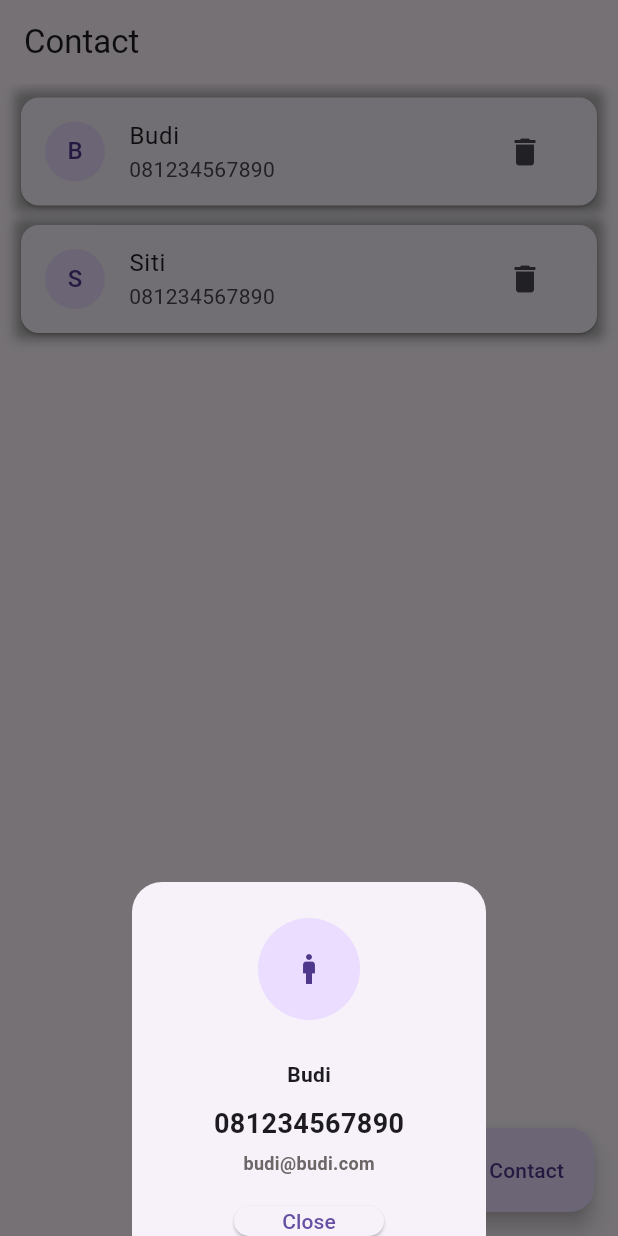
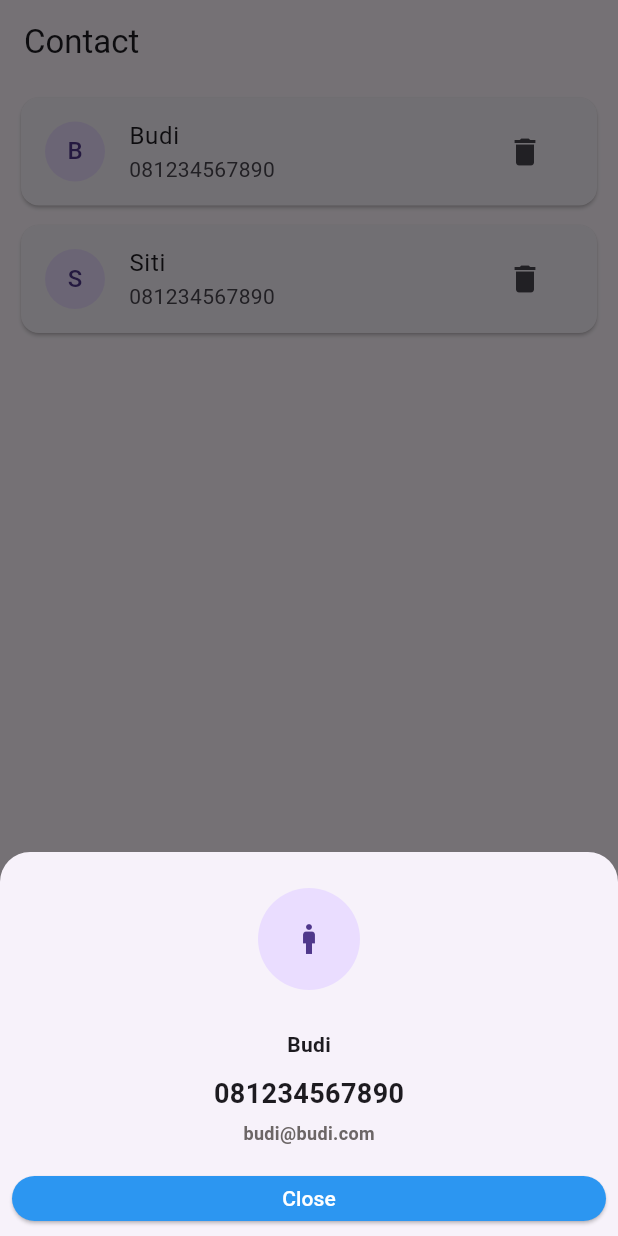
Before and after one commit to rizkifa4/contact, a Flutter app: the screen it shows after launch, after a tap on an icon or button, on a phone screen of 412 x 824 dp. Run offline on Flutter 3.47's test engine with Material 3 defaults, Android fonts, the phone set to English and light mode, and no system bars.

Commit message:
no komen

```diff
--- a/lib/main.dart
+++ b/lib/main.dart
@@ -15,9 +15,6 @@ class MyApp extends StatelessWidget {
     return MaterialApp(
       debugShowCheckedModeBanner: false,
       title: 'Contact App',
-      theme: ThemeData(
-        primarySwatch: Colors.blue,
-      ),
       initialRoute: '/',
       routes: {
         '/': (context) => const MyContact(),
@@ -46,6 +43,7 @@ class _MyContactState extends State<MyContact> {
     return Scaffold(
       appBar: AppBar(
         title: const Text('Contact'),
+        // backgroundColor: Color(0xFF2C96F1),
       ),
       body: contactData.isEmpty
           ? const EmptyContact()
@@ -55,14 +53,19 @@ class _MyContactState extends State<MyContact> {
                 final contact = contactData.elementAt(index);
                 return Container(
                   margin: const EdgeInsets.only(top: 5, left: 10, right: 10),
-                  decoration: BoxDecoration(boxShadow: [
-                    BoxShadow(
-                      color: Colors.grey.withOpacity(0.8),
-                      spreadRadius: 0.5,
-                      blurRadius: 5,
-                      offset: const Offset(0, 0),
-                    )
-                  ], borderRadius: const BorderRadius.all(Radius.circular(5))),
+                  decoration: const BoxDecoration(
+                    // boxShadow: [
+                    //   BoxShadow(
+                    //     color: Colors.grey.withOpacity(0.8),
+                    //     spreadRadius: 0.5,
+                    //     blurRadius: 5,
+                    //     offset: const Offset(0, 0),
+                    //   )
+                    // ],
+                    borderRadius: BorderRadius.all(
+                      Radius.circular(5),
+                    ),
+                  ),
                   child: Card(
                     child: ListTile(
                       leading: CircleAvatar(
@@ -113,8 +116,8 @@ class _MyContactState extends State<MyContact> {
                             return Padding(
                               padding: const EdgeInsets.all(8.0),
                               child: SizedBox(
-                                height: 220,
-                                width: 220,
+                                height: 240,
+                                width: double.infinity,
                                 child: Column(
                                   children: [
                                     Container(
@@ -157,12 +160,17 @@ class _MyContactState extends State<MyContact> {
                                     ),
                                     const SizedBox(height: 20),
                                     SizedBox(
-                                      height: 20,
-                                      width: 100,
+                                      height: 30,
+                                      width: double.infinity,
                                       child: ElevatedButton(
                                         onPressed: () {
                                           Navigator.pop(context);
                                         },
+                                        style: ElevatedButton.styleFrom(
+                                          backgroundColor:
+                                              const Color(0xFF2C96F1),
+                                          foregroundColor: Colors.white,
+                                        ),
                                         child: const Text('Close'),
                                       ),
                                     ),
--- a/pubspec.yaml
+++ b/pubspec.yaml
@@ -19,7 +19,7 @@ publish_to: 'none' # Remove this line if you wish to publish to pub.dev
 version: 1.0.0+1
 
 environment:
-  sdk: '>=3.0.6 <4.0.0'
+  sdk: '>=3.1.5 <=4.0.0'
 
 # Dependencies specify other packages that your package needs in order to work.
 # To automatically upgrade your package dependencies to the latest versions
@@ -45,7 +45,7 @@ dev_dependencies:
   # activated in the `analysis_options.yaml` file located at the root of your
   # package. See that file for information about deactivating specific lint
   # rules and activating additional ones.
-  flutter_lints: ^2.0.0
+  flutter_lints: ^3.0.1
 
 # For information on the generic Dart part of this file, see the
 # following page: https://dart.dev/tools/pub/pubspec
```
Also changed, not shown: pubspec.lock, 2 other files.
